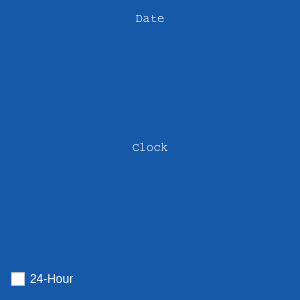
Qt form UI/dooble_floating_digital_clock.ui (textbrowser/dooble) before a commit.
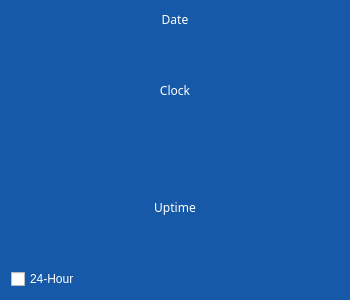
The same form after that commit. Icons and pictures are not drawn.

Patch:
```diff
--- a/UI/dooble_floating_digital_clock.ui
+++ b/UI/dooble_floating_digital_clock.ui
@@ -6,7 +6,7 @@
    <rect>
     <x>0</x>
     <y>0</y>
-    <width>300</width>
+    <width>350</width>
     <height>300</height>
    </rect>
   </property>
@@ -31,7 +31,7 @@
      </property>
      <property name="font">
       <font>
-       <family>Courier</family>
+       <family>Courier 10 Pitch</family>
       </font>
      </property>
      <property name="styleSheet">
@@ -49,7 +49,7 @@
     <widget class="QLabel" name="clock">
      <property name="font">
       <font>
-       <family>Courier</family>
+       <family>Courier 10 Pitch</family>
       </font>
      </property>
      <property name="styleSheet">
@@ -63,6 +63,24 @@
      </property>
     </widget>
    </item>
+   <item>
+    <widget class="QLabel" name="uptime">
+     <property name="font">
+      <font>
+       <family>Courier 10 Pitch</family>
+      </font>
+     </property>
+     <property name="styleSheet">
+      <string notr="true">QLabel {color: white;}</string>
+     </property>
+     <property name="text">
+      <string>Uptime</string>
+     </property>
+     <property name="alignment">
+      <set>Qt::AlignCenter</set>
+     </property>
+    </widget>
+   </item>
    <item>
     <widget class="QCheckBox" name="hour_24">
      <property name="toolTip">
```
